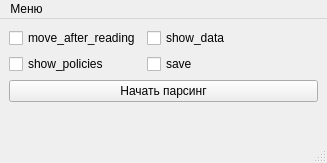
The window that window/parser_window.ui (Zack8629/k-med) describes before a commit, drawn with Qt 5.
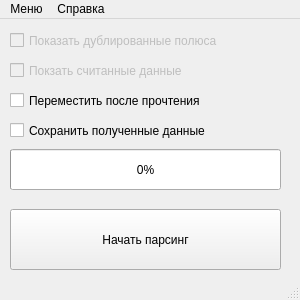
The same window after the commit.

Commit message: Parser v1.0.0.41 New application structure. Added window for users. Added license check.

Diff of the .ui file:
```diff
--- a/window/parser_window.ui
+++ b/window/parser_window.ui
@@ -7,67 +7,147 @@
    <rect>
     <x>0</x>
     <y>0</y>
-    <width>327</width>
-    <height>163</height>
+    <width>300</width>
+    <height>300</height>
    </rect>
   </property>
+  <property name="minimumSize">
+   <size>
+    <width>300</width>
+    <height>300</height>
+   </size>
+  </property>
   <property name="maximumSize">
    <size>
-    <width>800</width>
-    <height>400</height>
+    <width>300</width>
+    <height>300</height>
    </size>
   </property>
   <property name="windowTitle">
    <string>MainWindow</string>
   </property>
-  <widget class="QWidget" name="centralwidget">
-   <layout class="QFormLayout" name="formLayout">
-    <item row="1" column="0">
-     <widget class="QCheckBox" name="checkBox">
-      <property name="text">
-       <string>move_after_reading</string>
-      </property>
-     </widget>
-    </item>
-    <item row="3" column="0">
-     <widget class="QCheckBox" name="checkBox_2">
-      <property name="text">
-       <string>show_policies</string>
-      </property>
-     </widget>
-    </item>
-    <item row="1" column="1">
-     <widget class="QCheckBox" name="checkBox_3">
-      <property name="text">
-       <string>show_data</string>
-      </property>
-     </widget>
-    </item>
-    <item row="3" column="1">
-     <widget class="QCheckBox" name="checkBox_4">
-      <property name="text">
-       <string>save</string>
-      </property>
-     </widget>
-    </item>
-    <item row="4" column="0" colspan="2">
-     <widget class="QPushButton" name="pushButton">
-      <property name="enabled">
-       <bool>true</bool>
-      </property>
-      <property name="text">
-       <string>Начать парсинг</string>
-      </property>
-     </widget>
-    </item>
-   </layout>
+  <widget class="QWidget" name="widget">
+   <property name="minimumSize">
+    <size>
+     <width>286</width>
+     <height>211</height>
+    </size>
+   </property>
+   <widget class="QCheckBox" name="move_after_reading">
+    <property name="geometry">
+     <rect>
+      <x>10</x>
+      <y>70</y>
+      <width>271</width>
+      <height>23</height>
+     </rect>
+    </property>
+    <property name="text">
+     <string>Переместить после прочтения</string>
+    </property>
+   </widget>
+   <widget class="QCheckBox" name="show_policies">
+    <property name="enabled">
+     <bool>false</bool>
+    </property>
+    <property name="geometry">
+     <rect>
+      <x>10</x>
+      <y>10</y>
+      <width>271</width>
+      <height>23</height>
+     </rect>
+    </property>
+    <property name="text">
+     <string>Показать дублированные полюса</string>
+    </property>
+   </widget>
+   <widget class="QCheckBox" name="show_data">
+    <property name="enabled">
+     <bool>false</bool>
+    </property>
+    <property name="geometry">
+     <rect>
+      <x>10</x>
+      <y>40</y>
+      <width>271</width>
+      <height>23</height>
+     </rect>
+    </property>
+    <property name="text">
+     <string notr="true">Покзать считанные данные</string>
+    </property>
+   </widget>
+   <widget class="QCheckBox" name="save">
+    <property name="geometry">
+     <rect>
+      <x>10</x>
+      <y>100</y>
+      <width>271</width>
+      <height>23</height>
+     </rect>
+    </property>
+    <property name="text">
+     <string>Сохранить полученные данные</string>
+    </property>
+   </widget>
+   <widget class="QProgressBar" name="progress_bar">
+    <property name="geometry">
+     <rect>
+      <x>10</x>
+      <y>130</y>
+      <width>271</width>
+      <height>41</height>
+     </rect>
+    </property>
+    <property name="acceptDrops">
+     <bool>false</bool>
+    </property>
+    <property name="value">
+     <number>0</number>
+    </property>
+    <property name="textVisible">
+     <bool>true</bool>
+    </property>
+    <property name="orientation">
+     <enum>Qt::Horizontal</enum>
+    </property>
+   </widget>
+   <widget class="QPushButton" name="pars_button">
+    <property name="enabled">
+     <bool>true</bool>
+    </property>
+    <property name="geometry">
+     <rect>
+      <x>10</x>
+      <y>190</y>
+      <width>271</width>
+      <height>61</height>
+     </rect>
+    </property>
+    <property name="mouseTracking">
+     <bool>true</bool>
+    </property>
+    <property name="tabletTracking">
+     <bool>false</bool>
+    </property>
+    <property name="contextMenuPolicy">
+     <enum>Qt::DefaultContextMenu</enum>
+    </property>
+    <property name="text">
+     <string>Начать парсинг</string>
+    </property>
+   </widget>
   </widget>
   <widget class="QMenuBar" name="menubar">
+   <property name="enabled">
+    <bool>true</bool>
+   </property>
    <property name="geometry">
     <rect>
      <x>0</x>
      <y>0</y>
-     <width>327</width>
+     <width>300</width>
      <height>22</height>
     </rect>
    </property>
@@ -75,10 +155,16 @@
     <property name="title">
      <string>Меню</string>
     </property>
-    <addaction name="action_2"/>
-    <addaction name="action"/>
+    <addaction name="exit"/>
+   </widget>
+   <widget class="QMenu" name="help">
+    <property name="title">
+     <string>Справка</string>
+    </property>
+    <addaction name="about"/>
    </widget>
    <addaction name="menu"/>
+   <addaction name="help"/>
   </widget>
   <widget class="QStatusBar" name="statusbar"/>
   <action name="action">
```
Left out of the diff: 10 changed lines with no effect on the pictures. The commit also changes 8 other files.
